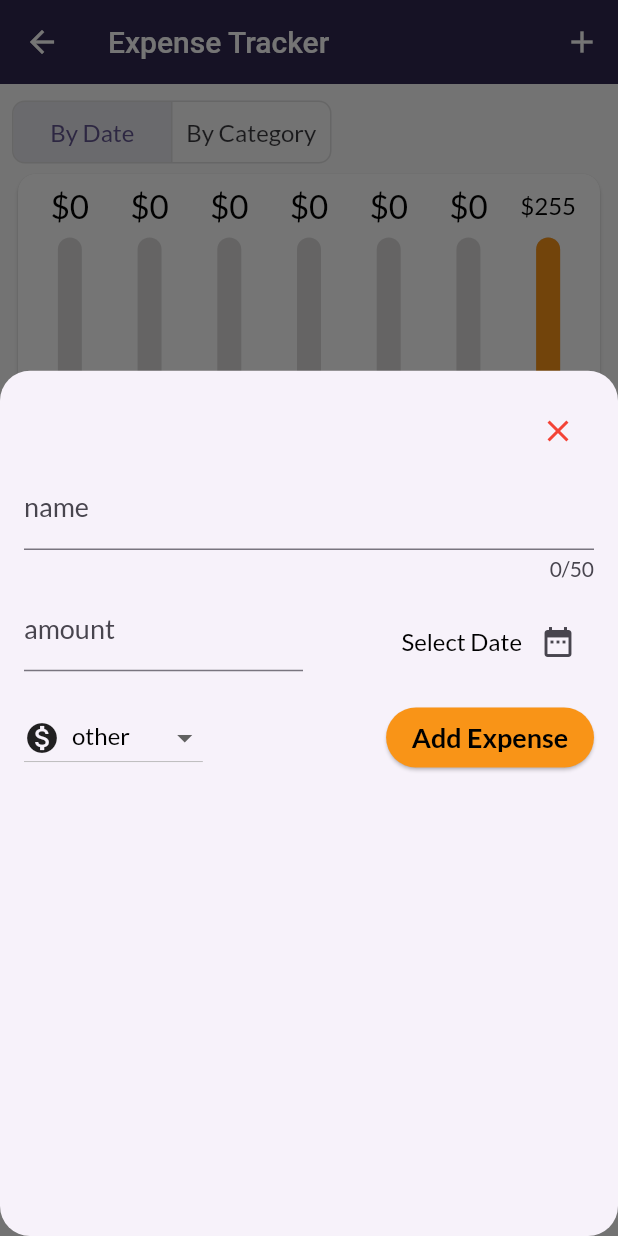
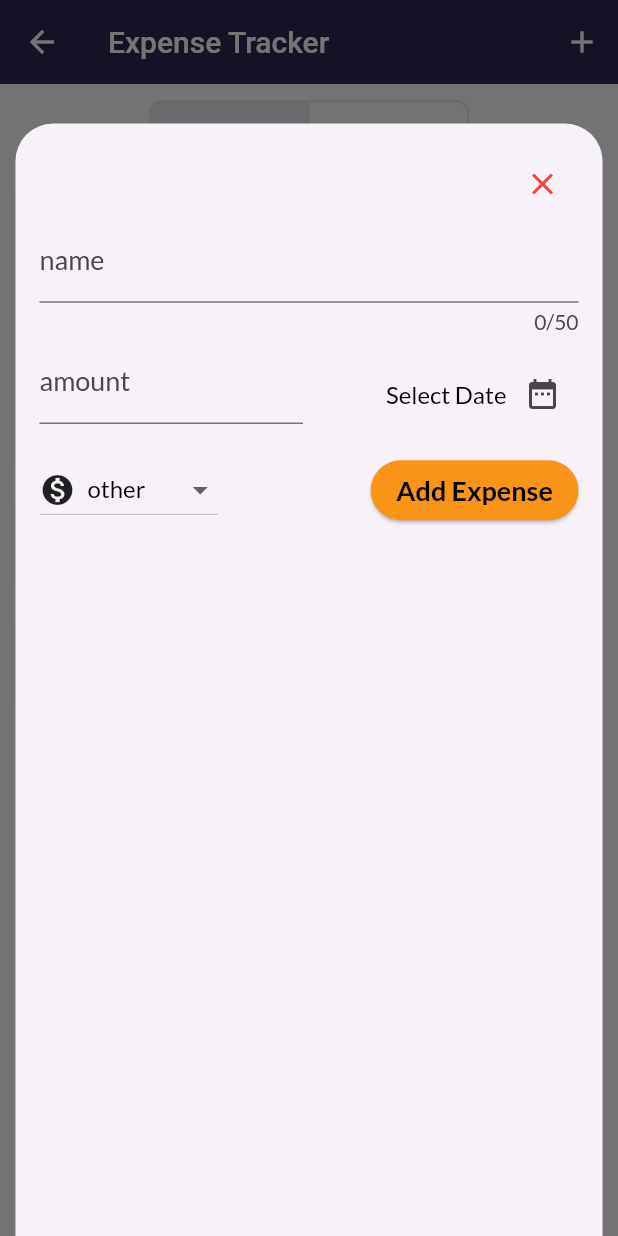
Before and after one commit to linaalbaroudi/flutter_course, a Flutter app: the ExpensesScreen screen opened directly, after a tap on the "add" icon, on a phone screen of 412 x 824 dp. Run offline on Flutter 3.47's test engine with Material 2 defaults, Android fonts, the phone set to English and light mode, and no system bars; our stand-ins replace google_fonts.

Commit message:
Expense Tracker responsive & adaptive

```diff
--- a/lib/features/expense_tracker_app/expences.screen.dart
+++ b/lib/features/expense_tracker_app/expences.screen.dart
@@ -54,9 +54,16 @@ class _ExpensesScreenState extends State<ExpensesScreen> {
       isScrollControlled: true,
       useSafeArea: true,
       context: context,
+      // constraints: BoxConstraints(
+      //     minHeight: MediaQuery.of(context).size.height * 0.9,
+      //     maxHeight:  MediaQuery.of(context).size.height * 0.9
+      // ),
       builder: (ctx) => AddExpenses(onSubmit: _addExpense),
       shape: RoundedRectangleBorder(
-        borderRadius: BorderRadius.circular(20.0),
+        borderRadius: BorderRadius.only(
+          topLeft: const Radius.circular(25.0),
+          topRight: const Radius.circular(25.0),
+        ),
       ),
     );
   }
@@ -74,7 +81,7 @@ class _ExpensesScreenState extends State<ExpensesScreen> {
     });
     ScaffoldMessenger.of(context).clearSnackBars();
     ScaffoldMessenger.of(context).showSnackBar(
-        CustomSnackBar().infoSnackBar(context,  "Expense deleted !", (){
+      CustomSnackBar().infoSnackBar(context, "Expense deleted !", () {
         setState(() {
           _expenses.insert(expenseIndex, expense);
         });
@@ -84,6 +91,9 @@ class _ExpensesScreenState extends State<ExpensesScreen> {
 
   @override
   Widget build(BuildContext context) {
+    var size = MediaQuery.of(context).size;
+    print("width = ${size.width}");
+    print("height = ${size.height}");
     return Scaffold(
       appBar: AppBar(
         title: Text("Expense Tracker"),
@@ -94,12 +104,50 @@ class _ExpensesScreenState extends State<ExpensesScreen> {
       body: SafeArea(
         child: Padding(
           padding: const EdgeInsets.all(8.0),
+          child: size.height <= 400
+              ? Row(
+                  children: [
+                    Expanded(
+                      child: SingleChildScrollView(
                         child: Column(
                           children: [
-              Row(
-                mainAxisAlignment: MainAxisAlignment.spaceBetween,
+                            _getToggelButtons(),
+                            _selectedChart[0]
+                                ? DateChart(latestTransactions: _expenses)
+                                : CategoryChart(expensesList: _expenses)
+                          ],
+                        ),
+                      ),
+                    ),
+                    VerticalDivider(),
+                    Expanded(
+                      child: ExpensesList(
+                        expenses: _expenses,
+                        deleteExpense: _deleteExpense,
+                      ),
+                    ),
+                  ],
+                )
+              : Column(
                   children: [
-                  ToggleButtons(
+                    _getToggelButtons(),
+                    _selectedChart[0]
+                        ? DateChart(latestTransactions: _expenses)
+                        : CategoryChart(expensesList: _expenses),
+                    Expanded(
+                        child: ExpensesList(
+                      expenses: _expenses,
+                      deleteExpense: _deleteExpense,
+                    )),
+                  ],
+                ),
+        ),
+      ),
+    );
+  }
+
+  ToggleButtons _getToggelButtons() {
+    return ToggleButtons(
       children: [
         SizedBox(
           width: 105,
@@ -127,19 +175,6 @@ class _ExpensesScreenState extends State<ExpensesScreen> {
         minWidth: 80.0,
       ),
       isSelected: _selectedChart,
-                  ),
-                ],
-              ),
-              _selectedChart[0] ? DateChart(latestTransactions: _expenses) : CategoryChart(expensesList: _expenses),
-              Expanded(
-                  child: ExpensesList(
-                expenses: _expenses,
-                deleteExpense: _deleteExpense,
-              )),
-            ],
-          ),
-        ),
-      ),
     );
   }
 }
--- a/lib/features/expense_tracker_app/widgets/add_expenses/add_expenses.widget.dart
+++ b/lib/features/expense_tracker_app/widgets/add_expenses/add_expenses.widget.dart
@@ -1,7 +1,9 @@
+import 'dart:io';
+
+import 'package:flutter/cupertino.dart';
 import 'package:flutter/material.dart';
 import 'package:intl/intl.dart';
 import 'package:meals_app/features/expense_tracker_app/models/Expense.dart';
-import 'package:meals_app/utils/palette.dart';
 
 class AddExpenses extends StatefulWidget {
   const AddExpenses({super.key, required this.onSubmit});
@@ -24,6 +26,33 @@ class _AddExpensesState extends State<AddExpenses> {
     final isAmountInvalid = enteredAmount == null || enteredAmount <= 0;
     final isDateInvalid = _selectedDate == null;
     if (isNameInvalid || isAmountInvalid || isDateInvalid) {
+      _showDialog();
+      return;
+    }
+    final Expense newExpense = Expense(
+        title: _nameController.text,
+        amount: double.parse(_amountController.text),
+        date: _selectedDate!,
+        category: _selectedCategory);
+    print(newExpense.toString());
+    widget.onSubmit(newExpense);
+    Navigator.pop(context);
+  }
+
+  void _showDialog(){
+    if(Platform.isIOS){
+      showCupertinoDialog(context: context, builder: (ctx) => AlertDialog(
+        title: Text("Invalid Input !"),
+        content: Text("Please fill the missing fields"),
+        actions: [
+          TextButton(
+              onPressed: () {
+                Navigator.pop(context);
+              },
+              child: Text("Ok"))
+        ],
+      ));
+    }else {
       showDialog(
           context: context,
           builder: (ctx) => AlertDialog(
@@ -37,16 +66,7 @@ class _AddExpensesState extends State<AddExpenses> {
                       child: Text("Ok"))
                 ],
               ));
-      return;
     }
-    final Expense newExpense = Expense(
-        title: _nameController.text,
-        amount: double.parse(_amountController.text),
-        date: _selectedDate!,
-        category: _selectedCategory);
-    print(newExpense.toString());
-    widget.onSubmit(newExpense);
-    Navigator.pop(context);
   }
 
   void _selectDate() {
@@ -82,21 +102,25 @@ class _AddExpensesState extends State<AddExpenses> {
 
   @override
   Widget build(BuildContext context) {
-    return ConstrainedBox(
-      constraints:
-          BoxConstraints(maxHeight: MediaQuery.of(context).size.height * 0.7),
-      child: Container(
-        decoration: new BoxDecoration(
-          borderRadius: new BorderRadius.only(
-            topLeft: const Radius.circular(25.0),
-            topRight: const Radius.circular(25.0),
-          ),
-        ),
-        padding: const EdgeInsets.all(16.0),
+    final keyboardHeight = MediaQuery.of(context).viewInsets.bottom;
+    print("keyboardHeight = $keyboardHeight");
+
+    return LayoutBuilder(
+      builder: (ctx, constraints) {
+        final maxHeight = constraints.maxHeight;
+        final maxWidth = constraints.maxWidth;
+        final minHeight = constraints.minHeight;
+        final minWidth = constraints.minWidth;
+        print(
+            "maxHeight: $maxHeight\nmaxWidth: $maxWidth\nminHeight: $minHeight\nminWidth: $minWidth");
+
+        return Container(
+          padding: EdgeInsets.only( top: 16, left: 16, right: 16, bottom: keyboardHeight + 16),
+          height: maxHeight * 0.9,
+          width: maxWidth * 0.95,
+          child: SingleChildScrollView(
             child: Column(
-          children: [
-            Row(
-              mainAxisAlignment: MainAxisAlignment.end,
+              crossAxisAlignment: CrossAxisAlignment.end,
               children: [
                 IconButton(
                   onPressed: () {
@@ -107,8 +131,37 @@ class _AddExpensesState extends State<AddExpenses> {
                     color: Colors.red,
                   ),
                 ),
+                if (maxWidth >= 600)
+                  Row(
+                    crossAxisAlignment: CrossAxisAlignment.start,
+                    children: [
+                      Expanded(
+                        child: TextField(
+                          maxLength: 50,
+                          controller: _nameController,
+                          decoration: InputDecoration(
+                            label: Text(
+                              "name",
+                            ),
+                          ),
+                        ),
+                      ),
+                      const SizedBox(width: 16,),
+                      Expanded(
+                        child: TextField(
+                          controller: _amountController,
+                          keyboardType: TextInputType.number,
+                          decoration: InputDecoration(
+                            label: Text(
+                              "amount",
+                            ),
+                            prefix: Text("\$ "),
+                          ),
+                        ),
+                      ),
                     ],
-            ),
+                  )
+                else
                   TextField(
                     maxLength: 50,
                     controller: _nameController,
@@ -118,6 +171,57 @@ class _AddExpensesState extends State<AddExpenses> {
                       ),
                     ),
                   ),
+                if (maxWidth >= 600)
+                  Row(
+                    children: [
+                      Expanded(
+                        child: DropdownButton(
+                            value: _selectedCategory,
+                            items: Category.values.map((category) => DropdownMenuItem(
+                                value: category,
+                                child: Row(
+                                  children: [
+                                    category.icon,
+                                    Padding( padding: const EdgeInsets.only( left: 8.0, bottom: 13, top: 10, right: 16),
+                                      child: Text(
+                                        category.name,
+                                        style: Theme.of(context).textTheme.bodyMedium,
+                                      ),
+                                    ),
+                                  ],
+                                ),
+                              ),
+                            ).toList(),
+                            onChanged: (value) {
+                              if (value == null) {
+                                return;
+                              }
+                              setState(() {
+                                _selectedCategory = value;
+                              });
+                            }),
+                      ),
+                      Expanded(
+                        child: Row(
+                          mainAxisAlignment: MainAxisAlignment.end,
+                          crossAxisAlignment: CrossAxisAlignment.center,
+                          children: [
+                            Text(
+                              _selectedDate == null
+                                  ? "Select Date"
+                                  : DateFormat.yMd().format(_selectedDate!),
+                            ),
+                            IconButton(
+                              onPressed: _selectDate,
+                              icon: Icon(Icons.date_range),
+                            )
+                          ],
+                        ),
+                      ),
+
+                    ],
+                  )
+                else
                   Row(
                     children: [
                       Expanded(
@@ -162,6 +266,7 @@ class _AddExpensesState extends State<AddExpenses> {
                   child: Row(
                     mainAxisAlignment: MainAxisAlignment.spaceBetween,
                     children: [
+                      if (maxWidth < 600)
                         DropdownButton(
                             value: _selectedCategory,
                             items: Category.values
@@ -172,8 +277,17 @@ class _AddExpensesState extends State<AddExpenses> {
                                       children: [
                                         category.icon,
                                         Padding(
-                                    padding: const EdgeInsets.only(left: 8.0, bottom: 13, top:10, right: 16),
-                                    child: Text(category.name, style: Theme.of(context).textTheme.bodyMedium,),
+                                          padding: const EdgeInsets.only(
+                                              left: 8.0,
+                                              bottom: 13,
+                                              top: 10,
+                                              right: 16),
+                                          child: Text(
+                                            category.name,
+                                            style: Theme.of(context)
+                                                .textTheme
+                                                .bodyMedium,
+                                          ),
                                         ),
                                       ],
                                     ),
@@ -199,5 +313,7 @@ class _AddExpensesState extends State<AddExpenses> {
             ),
           ),
         );
+      },
+    );
   }
 }
```
Lines whose indentation alone changed are shown as unchanged.
